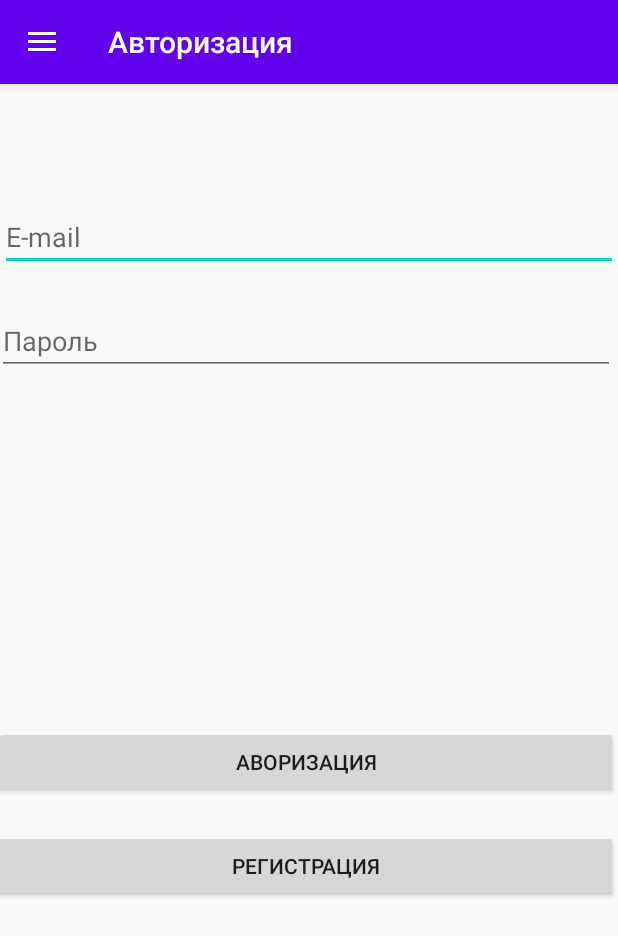
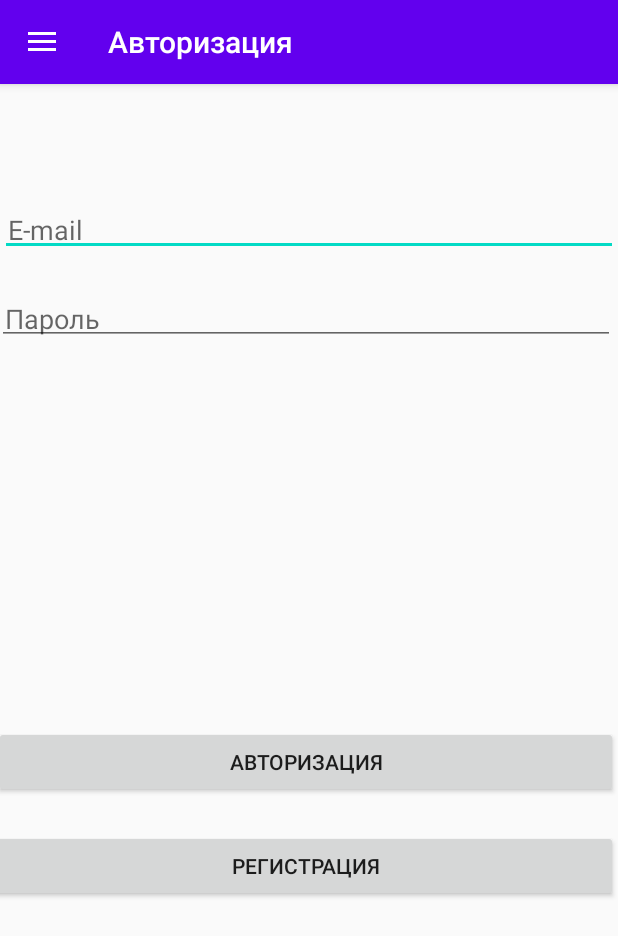
Before and after one commit to Denisov-Sergey/DemoApp2, an Android app: the screen it shows after launch (MainActivity), on a phone screen of 412 x 824 dp. Shown: the top 936 px of the screen. Run offline under Robolectric (Android 15) with nearby library versions, the phone set to English and light mode, and no system bars; our stand-ins replace Firebase (no records; nobody signed in at launch, a user with empty details on screens opened directly), navigation-ui.

Commit message:
авторизация / регистрация

```diff
--- a/app/build.gradle
+++ b/app/build.gradle
@@ -1,6 +1,7 @@
 apply plugin: 'com.android.application'
 apply plugin: 'kotlin-android'
 apply plugin: 'kotlin-android-extensions'
+apply plugin: 'com.google.gms.google-services'
 
 android {
     compileSdkVersion 30
@@ -32,6 +33,7 @@ dependencies {
     implementation 'androidx.constraintlayout:constraintlayout:1.1.3'
     implementation 'androidx.legacy:legacy-support-v4:1.0.0'
     implementation 'androidx.drawerlayout:drawerlayout:1.1.0'
+    implementation 'com.google.firebase:firebase-auth:16.0.5'
     testImplementation 'junit:junit:4.12'
     androidTestImplementation 'androidx.test.ext:junit:1.1.1'
     androidTestImplementation 'androidx.test.espresso:espresso-core:3.2.0'
--- a/app/src/main/java/com/example/demoapp2/MainActivity.kt
+++ b/app/src/main/java/com/example/demoapp2/MainActivity.kt
@@ -2,6 +2,7 @@ package com.example.demoapp2
 
 import androidx.appcompat.app.AppCompatActivity
 import android.os.Bundle
+import android.view.View
 import androidx.appcompat.widget.Toolbar
 import androidx.drawerlayout.widget.DrawerLayout
 import androidx.navigation.NavController
@@ -12,15 +13,25 @@ import androidx.navigation.ui.navigateUp
 import androidx.navigation.ui.setupActionBarWithNavController
 import androidx.navigation.ui.setupWithNavController
 import com.google.android.material.navigation.NavigationView
+import com.google.firebase.auth.FirebaseAuth
+import com.google.firebase.auth.FirebaseUser
 import kotlinx.android.synthetic.main.activity_main.*
+import kotlinx.android.synthetic.main.app_bar_main.*
+import kotlinx.android.synthetic.main.fragment_auth_page.*
+import kotlinx.android.synthetic.main.fragment_auth_page.view.*
 
 class MainActivity : AppCompatActivity() {
 
     private lateinit var appBarConfiguration: AppBarConfiguration
+    private lateinit var auth: FirebaseAuth
 
     override fun onCreate(savedInstanceState: Bundle?) {
         super.onCreate(savedInstanceState)
         setContentView(R.layout.activity_main)
+
+
+        //инициализация авторизации
+        auth = FirebaseAuth.getInstance()
 
         //получить ссылку на navController
         //val host: NavHostFragment = supportFragmentManager.findFragmentById(R.id.nav_fragment) as NavHostFragment? ?:return
@@ -51,6 +62,16 @@ class MainActivity : AppCompatActivity() {
 
     }
 
+    override fun onStart() {
+        super.onStart()
+
+        //получаем авторизованного или нет юзера
+        val currentUser: FirebaseUser? = auth.currentUser
+        updateUI(currentUser)
+
+    }
+
+
     //собственно активатор меню бокового
     override fun onSupportNavigateUp(): Boolean {
         val navController = findNavController(R.id.nav_fragment)
@@ -59,4 +80,22 @@ class MainActivity : AppCompatActivity() {
 
 
 
+    private fun updateUI(user: FirebaseUser?) {
+
+        progressBar?.visibility = View.GONE
+        if (user != null) {
+
+            val listPage = toolbar.menu.findItem(R.id.listPage)
+            listPage?.isEnabled = true
+
+
+        } else {
+
+            val listPage = toolbar.menu.findItem(R.id.listPage)
+            listPage?.isEnabled = false
+
+        }
+    }
+
+
 }
--- a/app/src/main/java/com/example/demoapp2/pages/AuthPage.kt
+++ b/app/src/main/java/com/example/demoapp2/pages/AuthPage.kt
@@ -1,20 +1,37 @@
 package com.example.demoapp2.pages
 
 import android.os.Bundle
+import android.text.TextUtils
+import android.util.Log
+import android.view.*
 import androidx.fragment.app.Fragment
-import android.view.LayoutInflater
-import android.view.View
-import android.view.ViewGroup
+import android.widget.RelativeLayout
+import android.widget.Toast
+import androidx.annotation.NonNull
 import androidx.navigation.fragment.NavHostFragment
+import com.example.demoapp2.MainActivity
 import com.example.demoapp2.R
+import com.google.android.gms.tasks.Task
+import com.google.firebase.auth.AuthResult
+import com.google.firebase.auth.FirebaseAuth
+import com.google.firebase.auth.FirebaseUser
+import kotlinx.android.synthetic.main.app_bar_main.*
+import kotlinx.android.synthetic.main.app_bar_main.view.*
+import kotlinx.android.synthetic.main.fragment_auth_page.*
 import kotlinx.android.synthetic.main.fragment_auth_page.view.*
 
 class AuthPage : Fragment() {
 
 
+    private lateinit var auth: FirebaseAuth
+    private var fragmentlayout: View? = null
+
+
     override fun onCreate(savedInstanceState: Bundle?) {
         super.onCreate(savedInstanceState)
 
+        //инициализация авторизации
+        auth = FirebaseAuth.getInstance()
     }
 
     override fun onCreateView(
@@ -24,21 +41,125 @@ class AuthPage : Fragment() {
 
 
         // ссылка на макет фрагмента
-        val fragmentlayout =  inflater.inflate(R.layout.fragment_auth_page, container, false)
+        fragmentlayout =  inflater.inflate(R.layout.fragment_auth_page, container, false)
+
+
+
+
+        //получаем авторизованного или нет юзера
+        val currentUser: FirebaseUser? = auth.currentUser
+        updateUI(currentUser)
+
 
         //ссылка на навигационный контроллер
-        val navController =   NavHostFragment.findNavController(this)
+        val navController =   NavHostFragment.findNavController(this)   //ссылки тестил
+        //слушатели кнопок
+        fragmentlayout!!.btn_nav_auth.setOnClickListener{navController.navigate(R.id.authPage)}   //ссылки тестил
+        fragmentlayout!!.btn_nav_list.setOnClickListener{navController.navigate(R.id.listPage)}   //ссылки тестил
 
-        //слушатели кнопок
-        fragmentlayout.btn_nav_auth.setOnClickListener{navController.navigate(R.id.authPage)}
-        fragmentlayout.btn_nav_list.setOnClickListener{navController.navigate(R.id.listPage)}
+        //авторизация регистрация
+        fragmentlayout!!.btn_login.setOnClickListener{
+            signIn(fragmentlayout!!.et_email.text.toString(), fragmentlayout!!.et_password.text.toString())
+        }
+        fragmentlayout!!.btn_register.setOnClickListener{
+            createAccount(fragmentlayout!!.et_email.text.toString(), fragmentlayout!!.et_password.text.toString())
+        }
+
+
 
 
         return  fragmentlayout
 
+
+    }
+
+    private  fun createAccount(email: String, password: String){
+
+        Log.d(TAG, "создание Аккаунта: $email")
+
+        if (!validateForm()) {
+            return
+        }
+
+        progressBar.visibility = View.VISIBLE
+
+        auth.createUserWithEmailAndPassword(email, password)
+            .addOnCompleteListener() { task ->
+                if (task.isSuccessful) {
+                    Log.d(TAG, "созданиеАккаунта:успешно")
+                    val user = auth.currentUser
+                    updateUI(user)
+                } else {
+                    Log.w(TAG, "созданиеАккаунта:провалено", task.exception)
+                    Toast.makeText(
+                        getActivity()?.getBaseContext(), "Авторизация провалена. ${task.exception}",
+                        Toast.LENGTH_LONG).show()
+                    updateUI(null)
+                }
+
+                progressBar.visibility = View.GONE
+            }
+    }
+
+
+    private fun signIn(email: String, password: String) {
+        Log.d(TAG, "вход:$email")
+
+        if (!validateForm()) {
+            return
+        }
+
+        fragmentlayout!!.progressBar.visibility = View.VISIBLE
+
+        auth.signInWithEmailAndPassword(email, password)
+            .addOnCompleteListener() { task ->
+                if (task.isSuccessful) {
+                    Log.d(TAG, "вход:успешно")
+
+                    val user = auth.currentUser
+                    updateUI(user)
+                } else {
+                    Log.w(TAG, "вход:провалено", task.exception)
+
+                    Toast.makeText(
+                        getActivity()?.getBaseContext(), "Авторизация провалена. ${task.exception}",
+                        Toast.LENGTH_LONG).show()
+                    updateUI(null)
+                }
+
+                fragmentlayout!!.progressBar.visibility = View.GONE
+            }
+    }
+
+
+    //проверка введенных данных
+    private fun validateForm(): Boolean {
+        var valid = true
+
+        val email = et_email.text.toString()
+        if (TextUtils.isEmpty(email)) {
+            et_email.error = "Обязательное."
+            valid = false
+        } else {
+            et_email.error = null
+        }
+
+        val password = et_password.text.toString()
+        if (TextUtils.isEmpty(password)) {
+            et_email.error = "Обязательное."
+            valid = false
+        } else {
+            et_email.error = null
+        }
+
+        return valid
+    }
+
+    private fun updateUI(user: FirebaseUser?) {
+        fragmentlayout!!.progressBar?.visibility = View.GONE
     }
 
     companion object {
-
+        private  val TAG = "DemoApp"
     }
 }
--- a/app/src/main/res/layout/fragment_auth_page.xml
+++ b/app/src/main/res/layout/fragment_auth_page.xml
@@ -44,11 +44,11 @@
             android:layout_marginTop="79dp"
             android:ems="10"
             android:hint="@string/ed_mail"
-            android:inputType="textEmailAddress" />
+            android:padding="5dp"/>
 
         <EditText
-            android:hint="@string/et_passws"
-            android:id="@+id/editTextTextPassword"
+            android:hint="@string/et_password"
+            android:id="@+id/et_password"
             android:layout_width="match_parent"
             android:layout_height="wrap_content"
             android:layout_below="@+id/et_email"
@@ -62,7 +62,7 @@
             android:layout_marginEnd="2dp"
             android:layout_marginRight="2dp"
             android:ems="10"
-            android:inputType="textPassword" />
+            android:padding="5dp" />
 
         <Button
             android:id="@+id/btn_login"
@@ -82,7 +82,7 @@
             android:id="@+id/btn_register"
             android:layout_width="match_parent"
             android:layout_height="wrap_content"
-            android:layout_below="@+id/button"
+            android:layout_below="@+id/btn_login"
             android:layout_alignParentStart="true"
             android:layout_alignParentLeft="true"
             android:layout_alignParentTop="true"
@@ -108,7 +108,7 @@
             android:layout_marginTop="278dp"
             android:layout_marginEnd="183dp"
             android:layout_marginRight="183dp"
-            android:visibility="gone"/>
+            android:visibility="visible"/>
     </RelativeLayout>
 
 </FrameLayout>
--- a/app/src/main/res/menu/drawer_menu.xml
+++ b/app/src/main/res/menu/drawer_menu.xml
@@ -6,13 +6,15 @@
 
     <group android:checkableBehavior="single">
         <item android:title="@string/menu_auth"
-            android:id="@+id/authPage"/>
+            android:id="@+id/authPage"
+            />
 
         <item android:title="@string/menu_sorter"
             android:id="@+id/sorterPage" />
 
         <item android:title="@string/menu_bd_list"
-            android:id="@+id/listPage" />
+            android:id="@+id/listPage"
+            android:enabled="false"/>
     </group>
 
 </menu>
--- a/app/src/main/res/values/strings.xml
+++ b/app/src/main/res/values/strings.xml
@@ -12,8 +12,8 @@
     <string name="btn_sorter_label">Сортировка</string>
     <string name="tv_sort_result">По возрастанию %1$s</string>
     <string name="tv_sort_result_desc">По убыванию %1$s</string>
-    <string name="et_passws">Пароль</string>
+    <string name="et_password">Пароль</string>
     <string name="ed_mail">E-mail</string>
-    <string name="btn_login_label">Аворизация</string>
+    <string name="btn_login_label">Авторизация</string>
     <string name="btn_register_label">Регистрация</string>
 </resources>
--- a/build.gradle
+++ b/build.gradle
@@ -8,6 +8,7 @@ buildscript {
     dependencies {
         classpath "com.android.tools.build:gradle:4.0.1"
         classpath "org.jetbrains.kotlin:kotlin-gradle-plugin:$kotlin_version"
+        classpath 'com.google.gms:google-services:4.2.0'
 
         // NOTE: Do not place your application dependencies here; they belong
         // in the individual module build.gradle files
```
Also changed, not shown: app/src/main/java/com/example/demoapp2/pages/SorterPage.kt (+4 -4 lines), 1 other file.
